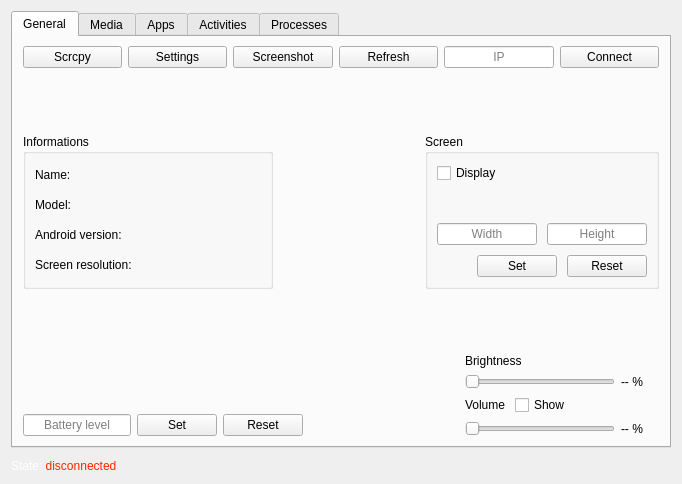
Zarox28/ADBenQ, file ui/form.ui: the form before one commit.
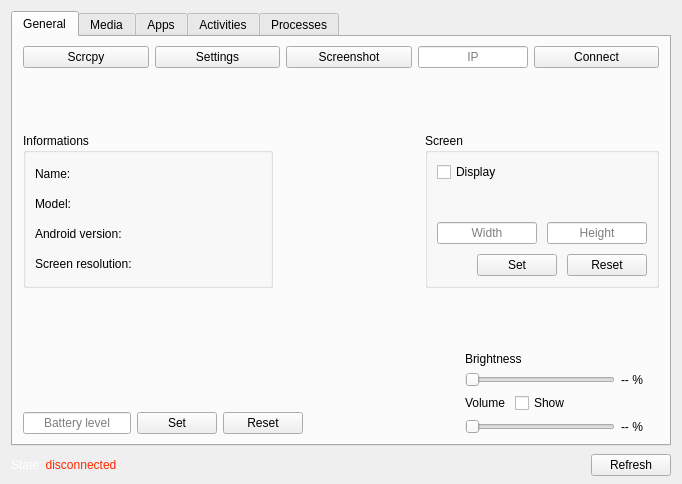
The form after the commit. Icons and pictures are not drawn.

Commit message: Moved refresh button

```diff
--- a/ui/form.ui
+++ b/ui/form.ui
@@ -65,6 +65,13 @@
        </property>
       </widget>
      </item>
+     <item>
+      <widget class="QPushButton" name="refresh_button">
+       <property name="text">
+        <string>Refresh</string>
+       </property>
+      </widget>
+     </item>
     </layout>
    </item>
    <item row="0" column="0">
@@ -135,13 +142,6 @@
              </property>
             </widget>
            </item>
-           <item>
-            <widget class="QPushButton" name="refresh_button">
-             <property name="text">
-              <string>Refresh</string>
-             </property>
-            </widget>
-           </item>
            <item>
             <widget class="QLineEdit" name="ip_input">
              <property name="minimumSize">
```
The commit also changes 5 other files.
